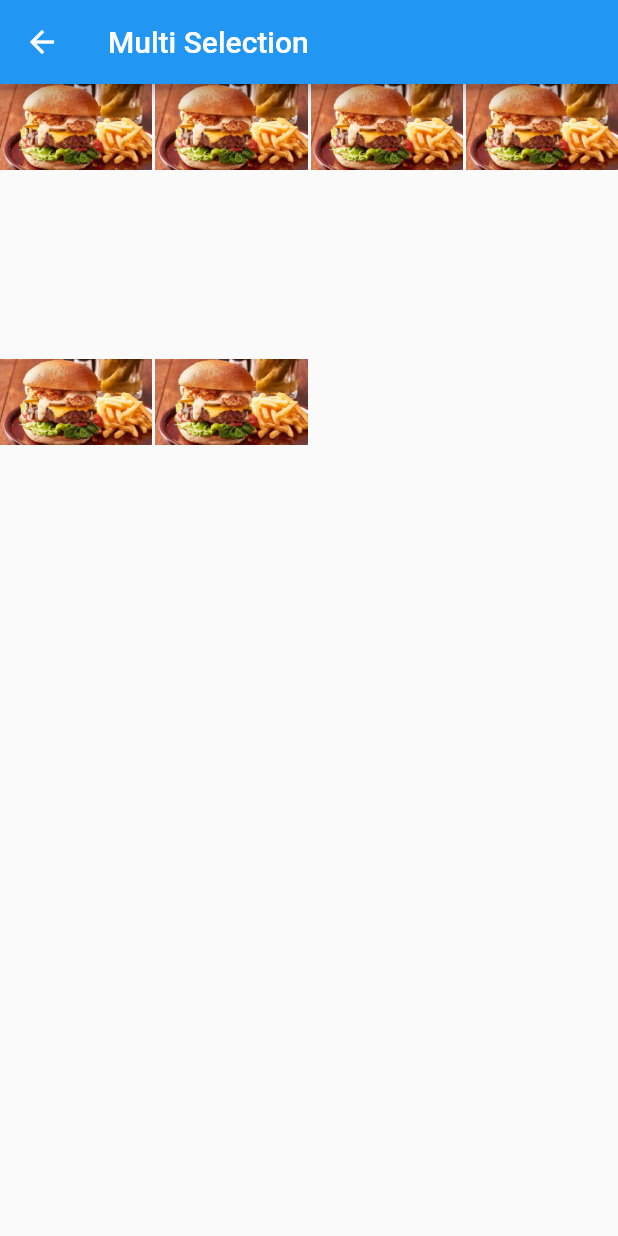
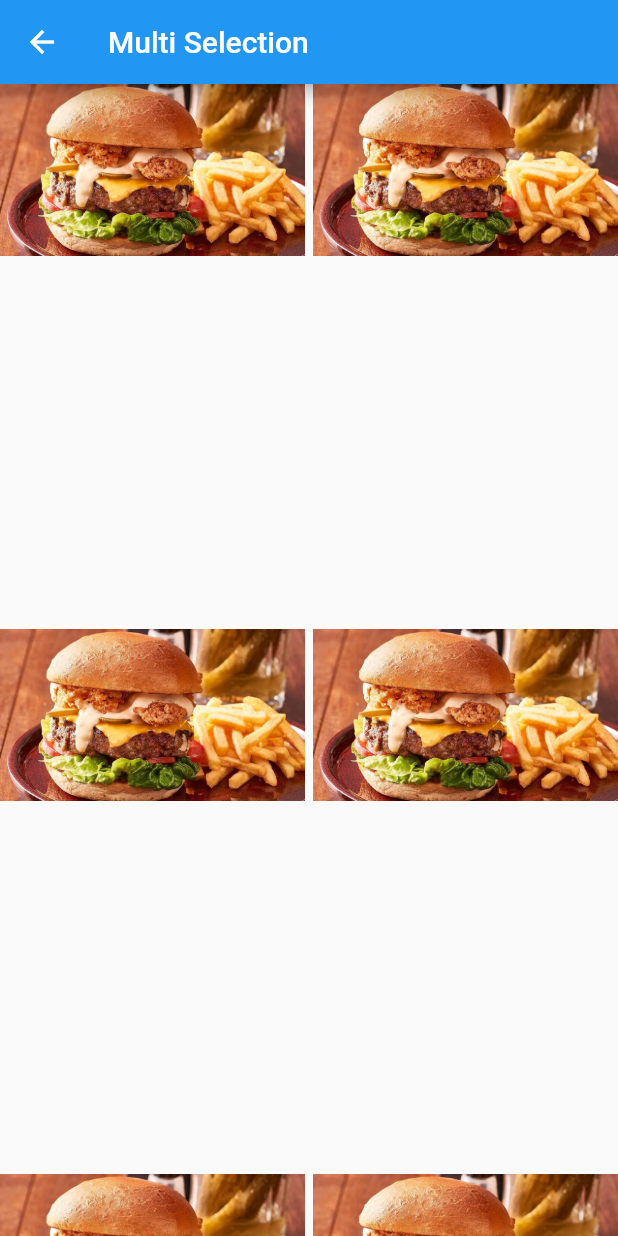
Before and after one commit to MadimetjaBethuel/meetmeal, a Flutter app: the FoodPreferencesPage screen opened directly, on a phone screen of 412 x 824 dp. Run offline on Flutter 3.47's test engine with Material 2 defaults, Android fonts, the phone set to English and light mode, and no system bars; our stand-ins replace bottom_navy_bar, flutter_bloc, flutter_credit_card, flutter_custom_clippers, flutter_icons, flutter_tindercard and 1 more; missing offline and left inert: amplify_api, amplify_auth_cognito, amplify_datastore, amplify_datastore_plugin_interface, amplify_flutter, gender_picker.

Commit message:
static app combined

```diff
--- a/lib/main.dart
+++ b/lib/main.dart
@@ -7,6 +7,8 @@ import 'package:meetmeal/amplifyconfiguration.dart';
 import 'models/ModelProvider.dart';
 import 'pages/Profile/profile.dart';
 import 'pages/Registration/Iam.dart';
+import 'pages/Registration/Register.dart';
+import 'pages/Registration/foodpreferencepage.dart';
 import 'pages/login/login.dart';
 import 'pages/payment/payment.dart';
 import 'pages/rootpage/rootpage.dart';
@@ -35,7 +37,7 @@ class _MyAppState extends State<MyApp> {
       theme: ThemeData(
         primarySwatch: Colors.blue,
       ),
-      home: _amplifyConfigured ? Iam() : LoadingView(),
+      home: _amplifyConfigured ? Register() : LoadingView(),
     );
   }
 
--- a/lib/pages/Registration/foodpreferencepage.dart
+++ b/lib/pages/Registration/foodpreferencepage.dart
@@ -1,4 +1,5 @@
 import 'package:flutter/material.dart';
+import 'package:meetmeal/pages/rootpage/rootpage.dart';
 
 import 'components/grid_item.dart';
 
@@ -35,10 +36,10 @@ class _FoodPreferencesPageState extends State<FoodPreferencesPage> {
       body: GridView.builder(
           itemCount: itemList.length,
           gridDelegate: SliverGridDelegateWithFixedCrossAxisCount(
-              crossAxisCount: 4,
+              crossAxisCount: 2,
               childAspectRatio: 0.56,
-              crossAxisSpacing: 2,
-              mainAxisSpacing: 2),
+              crossAxisSpacing: 5,
+              mainAxisSpacing: 0),
           itemBuilder: (context, index) {
             return GridItem(
                 item: itemList[index],
@@ -69,14 +70,18 @@ class _FoodPreferencesPageState extends State<FoodPreferencesPage> {
                 onTap: () {
                   setState(() {
                     for (int i = 0; i < selectedList.length; i++) {
-                      itemList.remove(selectedList[i]);
+                      // itemList.remove(selectedList[i]);
+                      Navigator.push(
+                        context,
+                        MaterialPageRoute(builder: (context) => RootPage()),
+                      );
                     }
                     selectedList = List();
                   });
                 },
                 child: Padding(
                   padding: const EdgeInsets.all(8.0),
-                  child: Icon(Icons.delete),
+                  child: Icon(Icons.send),
                 ))
       ],
     );
--- a/lib/pages/Registration/sexualpreference.dart
+++ b/lib/pages/Registration/sexualpreference.dart
@@ -3,6 +3,7 @@ import 'package:flutter_bloc/flutter_bloc.dart';
 import 'package:gender_picker/gender_picker.dart';
 import 'package:gender_picker/source/enums.dart';
 import 'package:meetmeal/backend/userCubit.dart';
+import 'package:meetmeal/pages/Registration/foodpreferencepage.dart';
 import 'package:meetmeal/widgets/buttonwidget.dart';
 
 class SexualPrefernce extends StatefulWidget {
@@ -96,6 +97,10 @@ class _SexualPreferenceBodyState extends State<SexualPreferenceBody> {
         onPressed: () {
           BlocProvider.of<CreateUserCubit>(context)
               .saveDatingPreference("male");
+          Navigator.push(
+            context,
+            MaterialPageRoute(builder: (context) => FoodPreferencesPage()),
+          );
 
           print("Success");
         },
--- a/lib/pages/date&invitation/components/dates.dart
+++ b/lib/pages/date&invitation/components/dates.dart
@@ -1,7 +1,6 @@
 import 'package:flutter/material.dart';
 import 'package:meetmeal/data/date_json.dart';
-
-import 'package:meetmeal/pages/productpage/product_page.dart';
+import 'package:meetmeal/pages/payment/payment.dart';
 
 class Dates extends StatelessWidget {
   @override
@@ -20,7 +19,7 @@ class Dates extends StatelessWidget {
                 Navigator.push(
                   context,
                   PageRouteBuilder(
-                    pageBuilder: (Context, a, b) => ProductPage(),
+                    pageBuilder: (context, a, b) => PaymentPage(),
                   ),
                 );
               },
--- a/lib/pages/date&invitation/date&invitations.dart
+++ b/lib/pages/date&invitation/date&invitations.dart
@@ -50,8 +50,8 @@ class DateInvitation extends StatelessWidget {
             Expanded(
               child: TabBarView(
                 children: [
+                  Invitations(),
                   Dates(),
-                  Invitations(),
                 ],
               ),
             ),
--- a/lib/pages/like&bucket_list/components/like.dart
+++ b/lib/pages/like&bucket_list/components/like.dart
@@ -1,6 +1,8 @@
 import 'package:flutter/material.dart';
+import 'package:meetmeal/data/card_json.dart';
 import 'package:meetmeal/data/like_json.dart';
 import 'package:meetmeal/pages/productpage/product_page.dart';
+import 'package:meetmeal/pages/singlepages/sendinvitation.dart';
 
 class Likes extends StatelessWidget {
   @override
@@ -19,7 +21,9 @@ class Likes extends StatelessWidget {
                 Navigator.push(
                   context,
                   PageRouteBuilder(
-                    pageBuilder: (Context, a, b) => ProductPage(),
+                    pageBuilder: (context, a, b) => SendInvitation(
+                      foodinfo: FoodinfoList[index],
+                    ),
                   ),
                 );
               },
--- a/lib/pages/productpage/product_page.dart
+++ b/lib/pages/productpage/product_page.dart
@@ -1,4 +1,3 @@
-import 'package:animated_button/animated_button.dart';
 import 'package:flutter/material.dart';
 import 'package:flutter_icons/flutter_icons.dart';
 import 'package:meetmeal/data/card_json.dart';
--- a/lib/pages/singlepages/accept&deny.dart
+++ b/lib/pages/singlepages/accept&deny.dart
@@ -34,7 +34,7 @@ class _AcceptDenyState extends State<AcceptDeny> {
         child: Column(
           children: [
             Image.asset(
-              "",
+              widget.foodinfo.img,
               height: 400,
               width: 500,
             ),
--- a/lib/pages/singlepages/sendinvitation.dart
+++ b/lib/pages/singlepages/sendinvitation.dart
@@ -34,7 +34,7 @@ class _SendInvitationState extends State<SendInvitation> {
         child: Column(
           children: [
             Image.asset(
-              "",
+              widget.foodinfo.img,
               height: 400,
               width: 500,
             ),
```
Also changed, not shown: lib/pages/Registration/components/register_layout.dart (+13 -20 lines), lib/pages/date&invitation/components/invitation.dart (+5 -3 lines).
